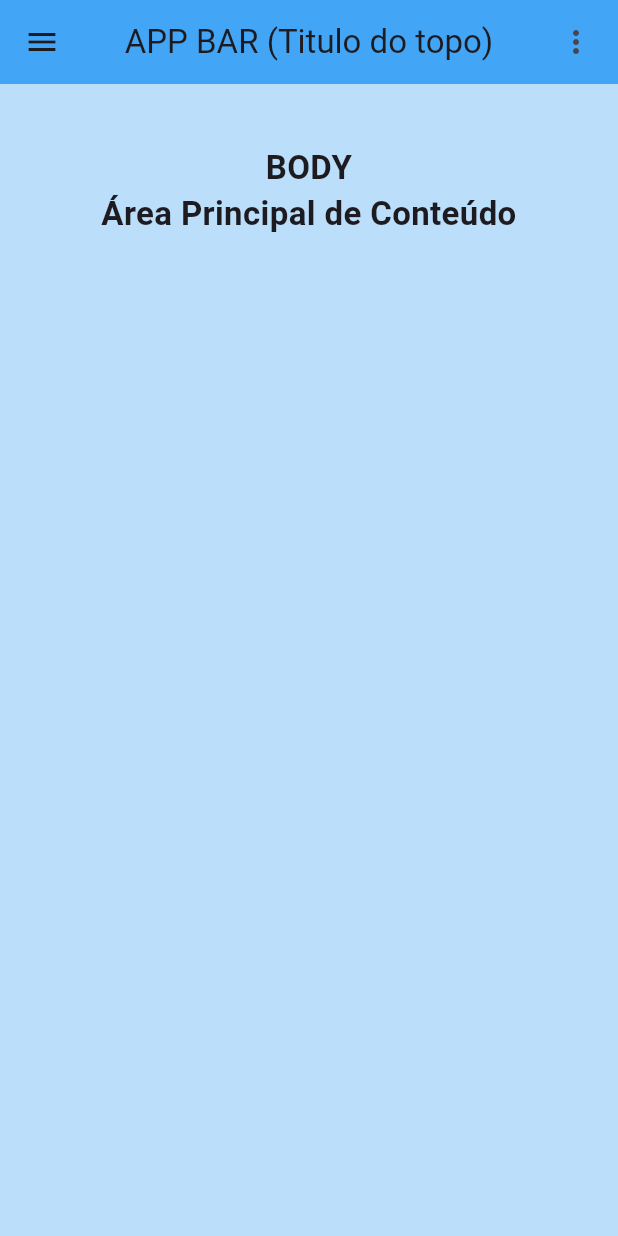
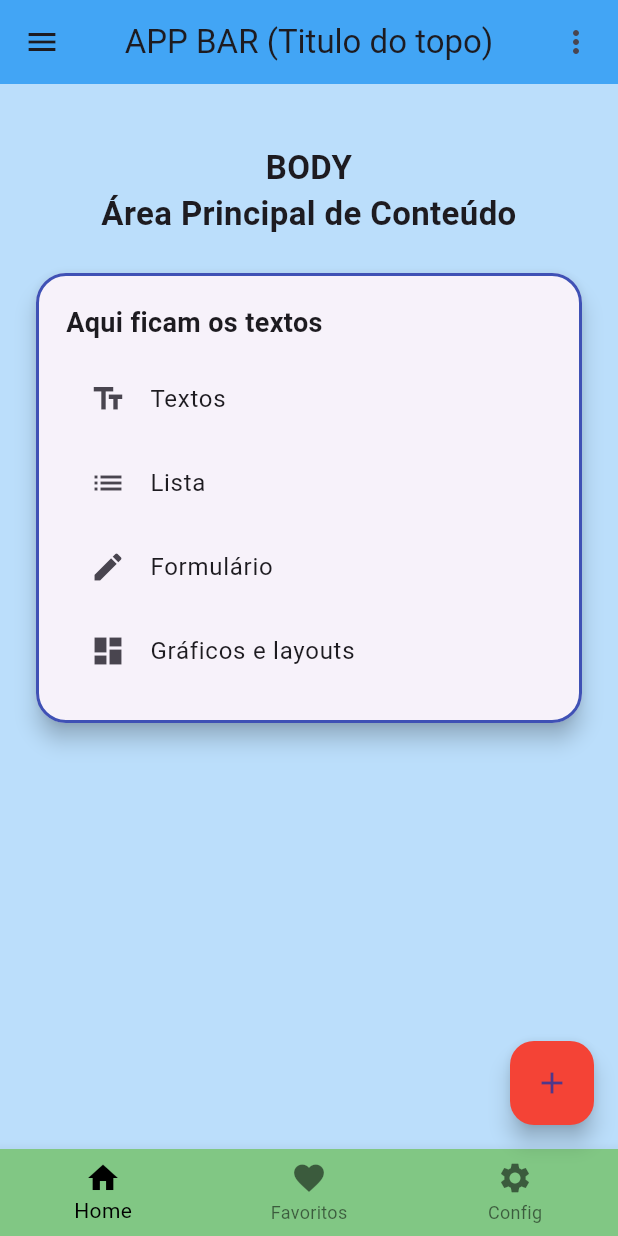
Before and after one commit to prof-carmino-aulas/layout_flutter, a Flutter app: the screen it shows after launch, on a phone screen of 412 x 824 dp. Run offline on Flutter 3.47's test engine with Material 3 defaults, Android fonts, the phone set to English and light mode, and no system bars.

Commit message:
condinuação do card, inserção de floatingActionButton e bottomNavigationBar

```diff
--- a/lib/main.dart
+++ b/lib/main.dart
@@ -56,8 +56,69 @@ class ExemploScaffold extends StatelessWidget {
               style: TextStyle(fontSize: 22, fontWeight: FontWeight.bold),
             ),
             const SizedBox(height: 20),
+            Card(
+              shape: RoundedRectangleBorder(
+                borderRadius: BorderRadius.circular(20),
+                side: const BorderSide(color: Colors.indigo, width: 2),
+              ),
+              elevation: 6,
+              child: const Padding(
+                padding: EdgeInsets.all(20),
+                child: Column(
+                  crossAxisAlignment: CrossAxisAlignment.start,
+                  children: [
+                    Text(
+                      "Aqui ficam os textos",
+                      style: TextStyle(
+                        fontSize: 18,
+                        fontWeight: FontWeight.bold,
+                      ),
+                    ),
+                    SizedBox(height: 10),
+                    ListTile(
+                      leading: Icon(Icons.text_fields),
+                      title: Text("Textos"),
+                    ),
+                    ListTile(leading: Icon(Icons.list), title: Text("Lista")),
+                    ListTile(
+                      leading: Icon(Icons.edit),
+                      title: Text("Formulário"),
+                    ),
+                    ListTile(
+                      leading: Icon(Icons.dashboard),
+                      title: Text("Gráficos e layouts"),
+                    ),
+                  ],
+                ),
+              ),
+            ),
           ],
         ),
+      ),
+      // ************
+      // Botão de tradicional de adicionar
+      //
+      floatingActionButton: FloatingActionButton(
+        backgroundColor: Colors.red,
+        onPressed: () {},
+        child: const Icon(Icons.add),
+      ),
+      // ****************
+      // Botões de navegação
+      //
+      bottomNavigationBar: BottomNavigationBar(
+        backgroundColor: Colors.green.shade300,
+        type: BottomNavigationBarType.fixed,
+        selectedItemColor: Colors.black,
+        unselectedItemColor: Colors.black54,
+        items: const [
+          BottomNavigationBarItem(icon: Icon(Icons.home), label: "Home"),
+          BottomNavigationBarItem(
+            icon: Icon(Icons.favorite),
+            label: "Favoritos",
+          ),
+          BottomNavigationBarItem(icon: Icon(Icons.settings), label: "Config"),
+        ],
       ),
     );
   }
```
Also changed, not shown: pubspec.lock, 1 other file.
